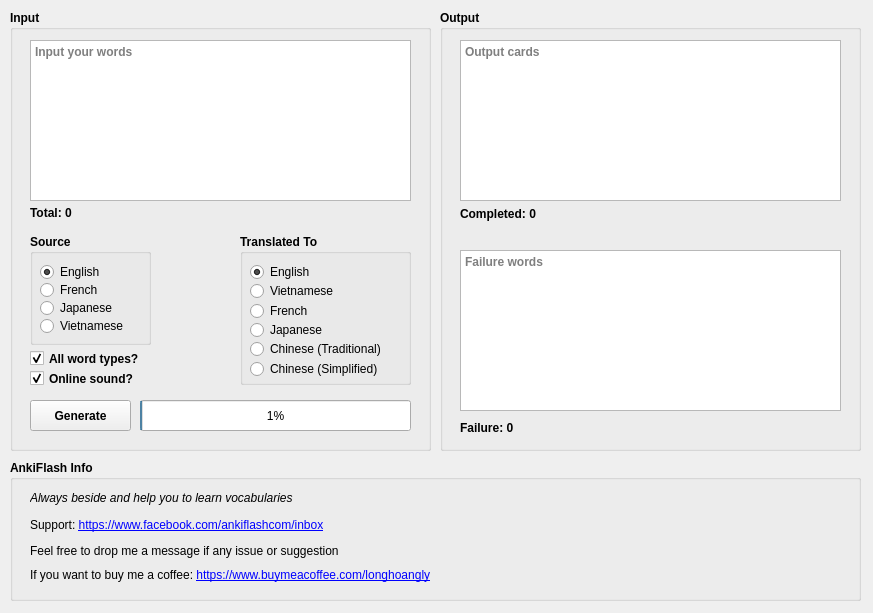
First picture: the form in Ui/UiGenerator.ui, repository longhoangly/ankiflash-importer, before the edit.
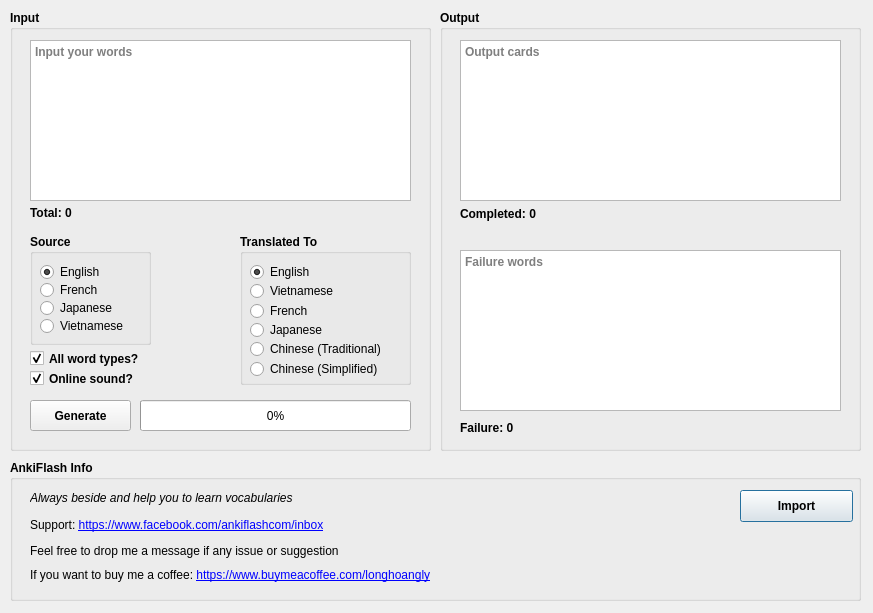
Second picture: the form after the edit. Icons and pictures are not drawn.

What changed in the file:
```diff
--- a/Ui/UiGenerator.ui
+++ b/Ui/UiGenerator.ui
@@ -381,7 +381,7 @@
      </font>
     </property>
     <property name="value">
-     <number>1</number>
+     <number>0</number>
     </property>
    </widget>
    <widget class="QCheckBox" name="allWordTypes">
@@ -629,6 +629,22 @@
      <set>Qt::LinksAccessibleByMouse</set>
     </property>
    </widget>
+   <widget class="QPushButton" name="importBtn">
+    <property name="geometry">
+     <rect>
+      <x>730</x>
+      <y>30</y>
+      <width>113</width>
+      <height>32</height>
+     </rect>
+    </property>
+    <property name="toolTip">
+     <string>Cick here to import generated cards.</string>
+    </property>
+    <property name="text">
+     <string>Import</string>
+    </property>
+   </widget>
   </widget>
  </widget>
  <resources/>
```
Left out of the diff: 3 changed lines with no effect on the pictures.
